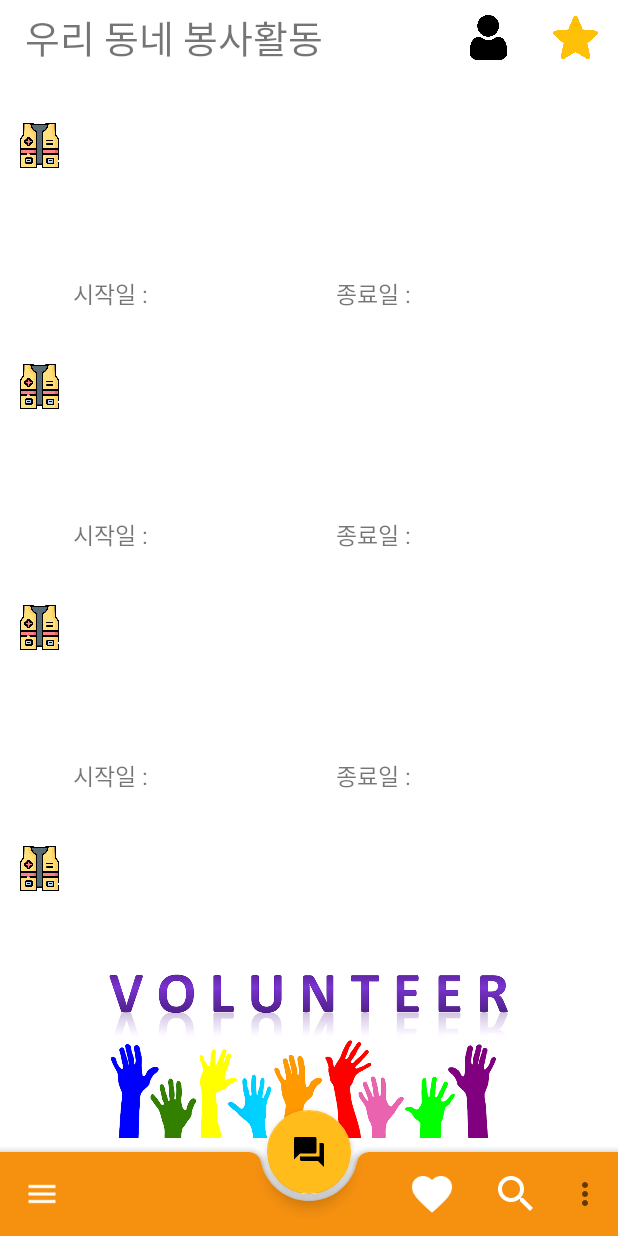
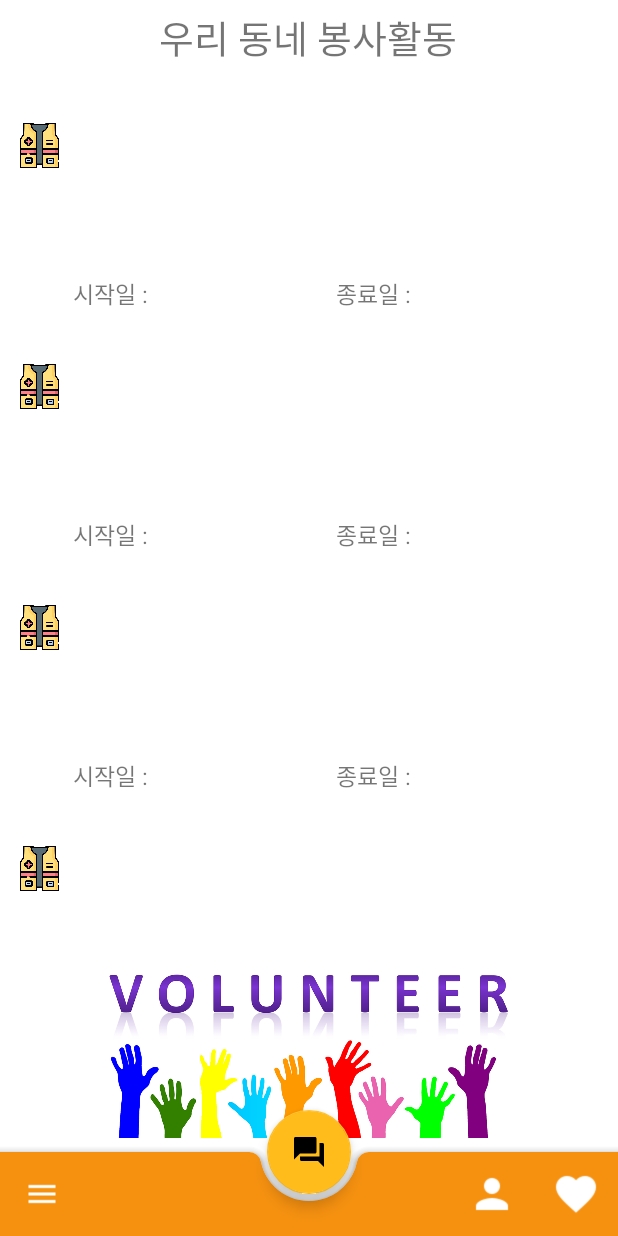
Before and after one commit to MJTeamProject1/VolunteerApp, an Android app: the screen it shows after launch once a user with an empty profile is signed in (HomeActivity), on a phone screen of 412 x 824 dp. Run offline under Robolectric (Android 15) with nearby library versions, the phone set to English and light mode, and no system bars; our stand-ins replace Firebase (no records; nobody signed in at launch, a user with empty details on screens opened directly); network calls fail; 2 statements that could not run were skipped.

Commit message:
update button
프로필, 즐겨찾기 버튼 위치 변경

```diff
--- a/app/src/main/java/com/team1/volunteerapp/HomeActivity.kt
+++ b/app/src/main/java/com/team1/volunteerapp/HomeActivity.kt
@@ -164,24 +164,24 @@ class HomeActivity : AppCompatActivity() {
 //            startActivity(intent)
 //        }
 
-        val testProfileBtn = findViewById<ImageButton>(R.id.mProfileBtn)
-        testProfileBtn.setOnClickListener {
-            val intent = Intent(this, ProfileActivity::class.java)
-            if(vol_time == null){
-                vol_time = ""
-            }
-            if(vol_title == null){
-                vol_title = ""
-            }
-            intent.putExtra("sido",sido)
-            intent.putExtra("gugun",gugun)
-            intent.putExtra("time", vol_time.toString())
-            intent.putExtra("title", vol_title)
-            intent.putExtra("goaltime", vol_goaltime)
-            intent.putExtra("nickname", vol_user)
-            startActivity(intent)
-
-        }
+//        val testProfileBtn = findViewById<ImageButton>(R.id.mProfileBtn)
+//        testProfileBtn.setOnClickListener {
+//            val intent = Intent(this, ProfileActivity::class.java)
+//            if(vol_time == null){
+//                vol_time = ""
+//            }
+//            if(vol_title == null){
+//                vol_title = ""
+//            }
+//            intent.putExtra("sido",sido)
+//            intent.putExtra("gugun",gugun)
+//            intent.putExtra("time", vol_time.toString())
+//            intent.putExtra("title", vol_title)
+//            intent.putExtra("goaltime", vol_goaltime)
+//            intent.putExtra("nickname", vol_user)
+//            startActivity(intent)
+//
+//        }
 
         val testCommunityBtn = findViewById<FloatingActionButton>(R.id.commbtn)
         testCommunityBtn.setOnClickListener {
@@ -191,11 +191,11 @@ class HomeActivity : AppCompatActivity() {
             startActivity(intent)
         }
 
-        val testFavoriteBtn = findViewById<ImageButton>(R.id.favoriteBtn_main)
-        testFavoriteBtn.setOnClickListener {
-            val intent = Intent(this, FavoritesActivity::class.java)
-            startActivity(intent)
-        }
+//        val testFavoriteBtn = findViewById<ImageButton>(R.id.favoriteBtn_main)
+//        testFavoriteBtn.setOnClickListener {
+//            val intent = Intent(this, FavoritesActivity::class.java)
+//            startActivity(intent)
+//        }
 
 
     }
@@ -249,9 +249,27 @@ class HomeActivity : AppCompatActivity() {
         when (item?.itemId) {
             android.R.id.home -> BottomNavDrawerFragment().show(supportFragmentManager,
                 BottomNavDrawerFragment().tag)
-            R.id.app_bar_fav -> Log.d("abc","Fav menu item is clicked!")
-            R.id.app_bar_search ->  Log.d("abc","Search menu item is clicked!")
-            R.id.app_bar_settings ->  Log.d("abc","Settings item is clicked!")
+            R.id.app_bar_profile -> {
+                val intent = Intent(this, ProfileActivity::class.java)
+                if(vol_time == null){
+                    vol_time = ""
+                }
+                if(vol_title == null){
+                    vol_title = ""
+                }
+                intent.putExtra("sido",sido)
+                intent.putExtra("gugun",gugun)
+                intent.putExtra("time", vol_time.toString())
+                intent.putExtra("title", vol_title)
+                intent.putExtra("goaltime", vol_goaltime)
+                intent.putExtra("nickname", vol_user)
+                startActivity(intent)
+
+            }
+            R.id.app_bar_fav -> {
+                val intent = Intent(this, FavoritesActivity::class.java)
+                startActivity(intent)
+            }
         }
         return true
     }
--- a/app/src/main/res/layout/content_home.xml
+++ b/app/src/main/res/layout/content_home.xml
@@ -14,20 +14,6 @@
         app:layout_constraintStart_toStartOf="parent"
         app:layout_constraintTop_toTopOf="parent">
 
-        <ImageButton
-            android:id="@+id/favoriteBtn_main"
-            android:layout_width="50dp"
-            android:layout_height="50dp"
-            android:src="@drawable/favoriteicon"
-            android:padding="10dp"
-            android:scaleType="fitCenter"
-            android:background="@android:color/transparent"
-            app:layout_constraintBottom_toBottomOf="parent"
-            app:layout_constraintEnd_toEndOf="parent"
-            app:layout_constraintHorizontal_bias="0.991"
-            app:layout_constraintStart_toStartOf="parent"
-            app:layout_constraintTop_toTopOf="parent"
-            app:layout_constraintVertical_bias="0.0"></ImageButton>
 
         <TextView
             android:id="@+id/textView2"
@@ -40,29 +26,11 @@
             android:textSize="25sp"
             app:layout_constraintBottom_toBottomOf="parent"
             app:layout_constraintEnd_toEndOf="parent"
-            app:layout_constraintHorizontal_bias="0.078"
+            app:layout_constraintHorizontal_bias="0.497"
             app:layout_constraintStart_toStartOf="parent"
             app:layout_constraintTop_toTopOf="parent"
             app:layout_constraintVertical_bias="0.0"></TextView>
 
-        <ImageButton
-            android:id="@+id/mProfileBtn"
-            android:src="@drawable/profileicon"
-            android:background="@android:color/transparent"
-            android:padding="10dp"
-            android:scaleType="fitCenter"
-            android:layout_width="50dp"
-            android:layout_height="50dp"
-            android:layout_marginEnd="8dp"
-            app:layout_constraintBottom_toBottomOf="parent"
-            app:layout_constraintEnd_toEndOf="parent"
-            app:layout_constraintHorizontal_bias="1.0"
-            app:layout_constraintEnd_toStartOf="@+id/favoriteBtn_main"
-            app:layout_constraintStart_toEndOf="@+id/textView2"
-            app:layout_constraintTop_toTopOf="parent"
-            app:layout_constraintVertical_bias="0.0">
-
-        </ImageButton>
 
     </androidx.constraintlayout.widget.ConstraintLayout>
 
--- a/app/src/main/res/menu/navigation_menu.xml
+++ b/app/src/main/res/menu/navigation_menu.xml
@@ -3,18 +3,15 @@
     xmlns:app="http://schemas.android.com/apk/res-auto">
 
     <item
+        android:id="@+id/app_bar_profile"
+        android:icon="@drawable/baseline_person_white_24dp"
+        android:title="profile"
+        app:showAsAction="ifRoom"/>
+
+    <item
         android:id="@+id/app_bar_fav"
-        android:icon="@drawable/ic_favorite_white_24dp"
+        android:icon="@drawable/baseline_favorite_white_24dp"
         android:title="favorite"
         app:showAsAction="ifRoom"/>
 
-    <item
-        android:id="@+id/app_bar_search"
-        android:icon="@drawable/ic_search_white_24dp"
-        android:title="Search"
-        app:showAsAction="ifRoom"/>
-    <item
-        android:id="@+id/app_bar_settings"
-        android:title="setting"
-        app:showAsAction="never"/>
 </menu>
```
Also changed, not shown: app/src/main/res/drawable/baseline_favorite_white_24dp.png (added), app/src/main/res/drawable/baseline_groups_black_24dp.png (added), app/src/main/res/drawable/baseline_groups_white_24dp.png (added), app/src/main/res/drawable/baseline_person_white_24dp.png (added).
